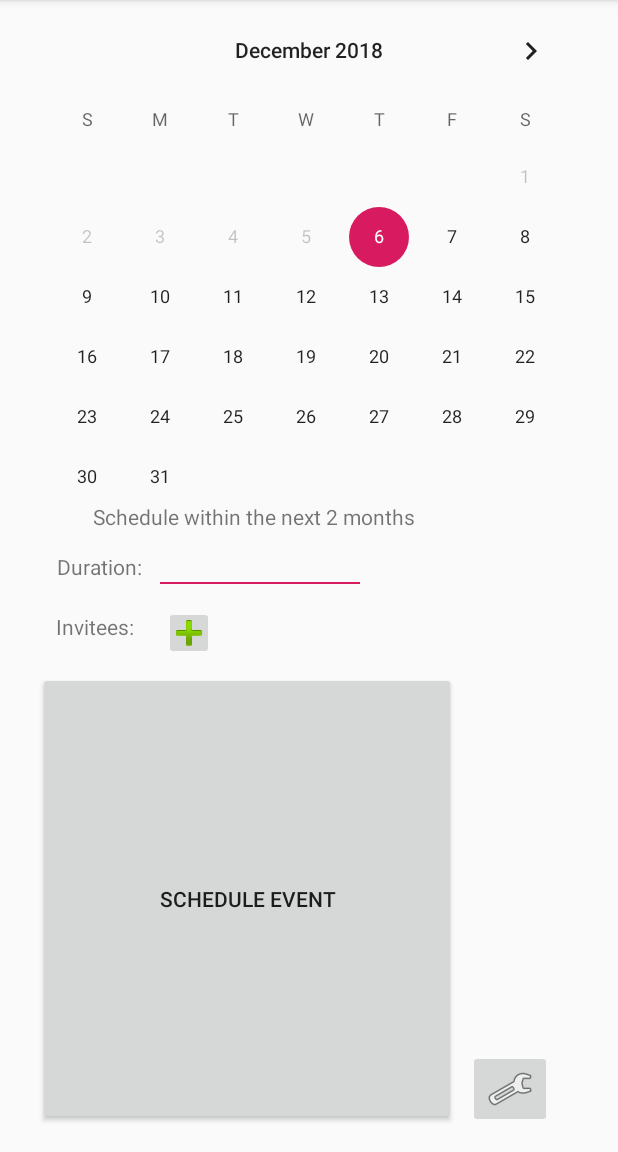
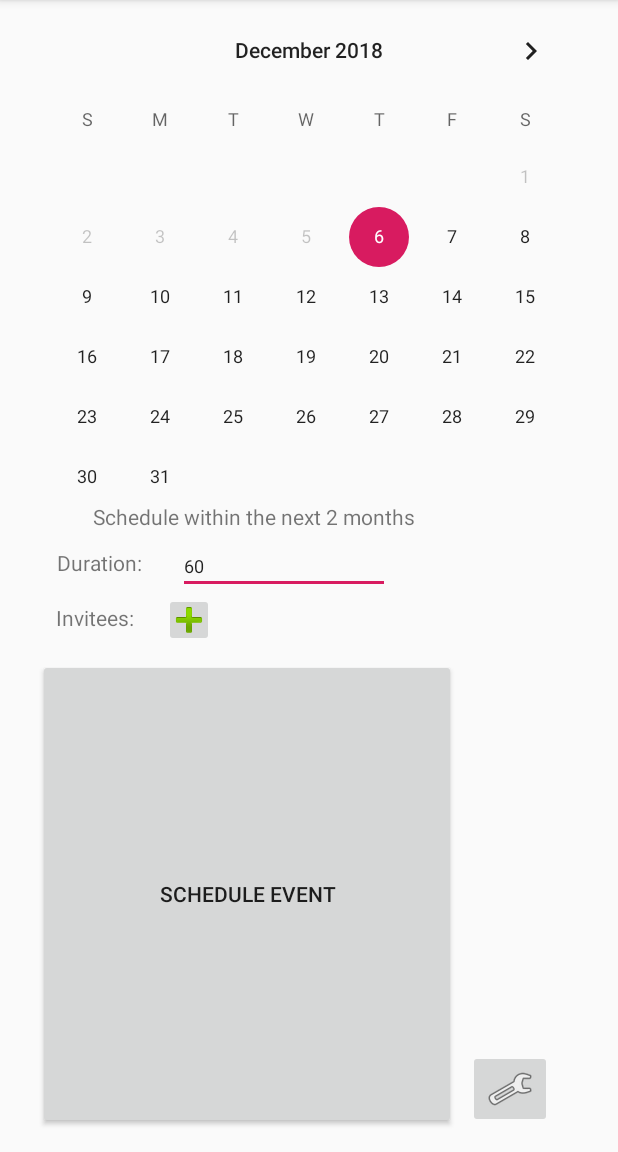
Before and after one commit to wesley-tang/Overlap, an Android app: the CalendarSelect screen opened directly, with no data from a screen before it, on a phone screen of 412 x 824 dp, the part 84-1236 px from its top. Run offline under Robolectric (Android 15) with nearby library versions, the phone set to English and light mode, and no system bars; our stand-ins replace Firebase (no records; nobody signed in at launch, a user with empty details on screens opened directly).

Commit message:
(Maybe) fixed the duration field?

```diff
--- a/Overlap/app/src/main/res/layout/activity_calendar_select.xml
+++ b/Overlap/app/src/main/res/layout/activity_calendar_select.xml
@@ -99,20 +99,25 @@
 
     <EditText
         android:id="@+id/durationField"
+        style="@style/Widget.AppCompat.EditText"
         android:layout_width="141dp"
-        android:layout_height="19dp"
-        android:layout_marginBottom="8dp"
-        android:layout_marginEnd="8dp"
+        android:layout_height="37dp"
         android:layout_marginStart="8dp"
         android:layout_marginTop="8dp"
+        android:layout_marginEnd="152dp"
+        android:layout_marginBottom="18dp"
+        android:autofillHints=""
         android:ems="10"
         android:inputType="number"
+        android:singleLine="true"
+        android:text="@string/one"
+        android:textSize="12sp"
         app:layout_constraintBottom_toTopOf="@+id/schedule"
         app:layout_constraintEnd_toEndOf="parent"
-        app:layout_constraintHorizontal_bias="0.0"
-        app:layout_constraintStart_toEndOf="@+id/textView3"
-        app:layout_constraintTop_toBottomOf="@+id/datesText"
-        app:layout_constraintVertical_bias="0.195"
-        android:autofillHints="" />
+        app:layout_constraintHorizontal_bias="1.0"
+        app:layout_constraintStart_toStartOf="parent"
+        app:layout_constraintTop_toTopOf="parent"
+        app:layout_constraintVertical_bias="0.933"
+        tools:text="@string/one" />
 
 </android.support.constraint.ConstraintLayout>
```
